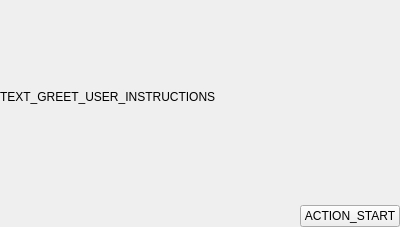
First picture: the form in parsec/core/gui/forms/greet_user_instructions_widget.ui, repository Scille/parsec-cloud, before the edit.
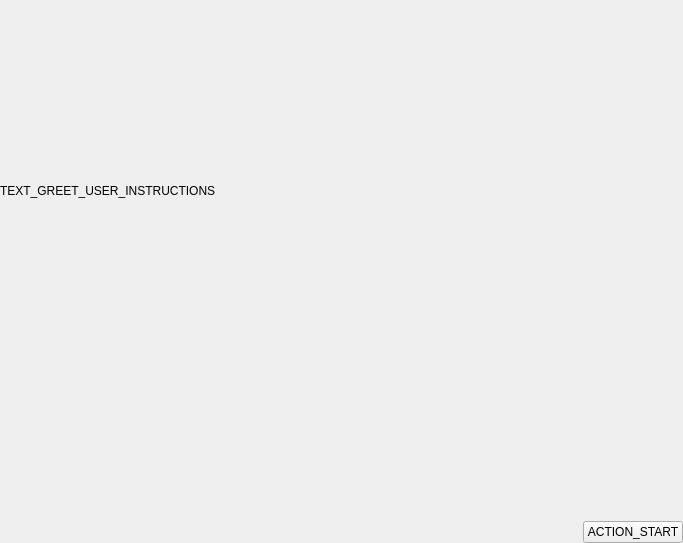
Second picture: the form after the edit. Custom widgets are drawn as their Qt base class.

Commit message: [GUI] Added spinners and updated titles for claim/greet

```diff
--- a/parsec/core/gui/forms/greet_user_instructions_widget.ui
+++ b/parsec/core/gui/forms/greet_user_instructions_widget.ui
@@ -6,8 +6,8 @@
    <rect>
     <x>0</x>
     <y>0</y>
-    <width>400</width>
-    <height>227</height>
+    <width>683</width>
+    <height>543</height>
    </rect>
   </property>
   <property name="windowTitle">
@@ -48,6 +48,54 @@
      </property>
     </widget>
    </item>
+   <item>
+    <widget class="QWidget" name="widget_waiting" native="true">
+     <layout class="QHBoxLayout" name="horizontalLayout_2">
+      <item>
+       <spacer name="horizontalSpacer_2">
+        <property name="orientation">
+         <enum>Qt::Horizontal</enum>
+        </property>
+        <property name="sizeHint" stdset="0">
+         <size>
+          <width>274</width>
+          <height>20</height>
+         </size>
+        </property>
+       </spacer>
+      </item>
+      <item>
+       <widget class="SpinnerWidget" name="widget_2" native="true">
+        <property name="minimumSize">
+         <size>
+          <width>100</width>
+          <height>100</height>
+         </size>
+        </property>
+        <property name="maximumSize">
+         <size>
+          <width>100</width>
+          <height>100</height>
+         </size>
+        </property>
+       </widget>
+      </item>
+      <item>
+       <spacer name="horizontalSpacer_3">
+        <property name="orientation">
+         <enum>Qt::Horizontal</enum>
+        </property>
+        <property name="sizeHint" stdset="0">
+         <size>
+          <width>40</width>
+          <height>20</height>
+         </size>
+        </property>
+       </spacer>
+      </item>
+     </layout>
+    </widget>
+   </item>
    <item>
     <layout class="QHBoxLayout" name="horizontalLayout">
      <item>
@@ -74,6 +122,14 @@
    </item>
   </layout>
  </widget>
+ <customwidgets>
+  <customwidget>
+   <class>SpinnerWidget</class>
+   <extends>QWidget</extends>
+   <header>parsec.core.gui.custom_widgets</header>
+   <container>1</container>
+  </customwidget>
+ </customwidgets>
  <resources/>
  <connections/>
 </ui>
```
The commit also changes 4 other files.
